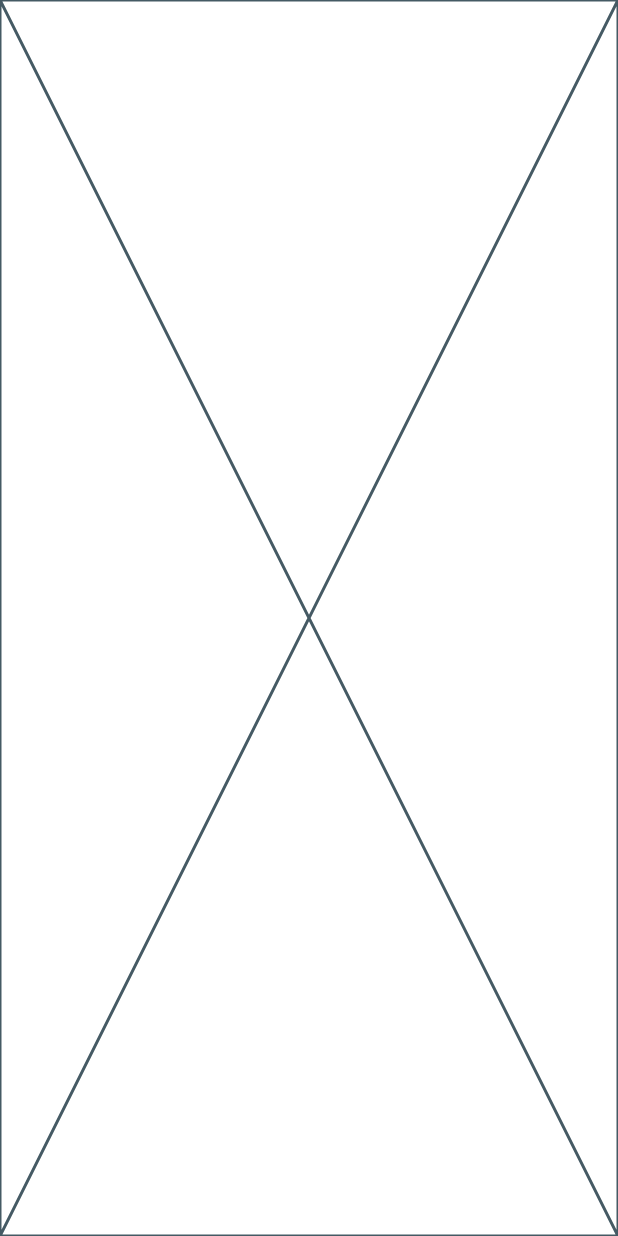
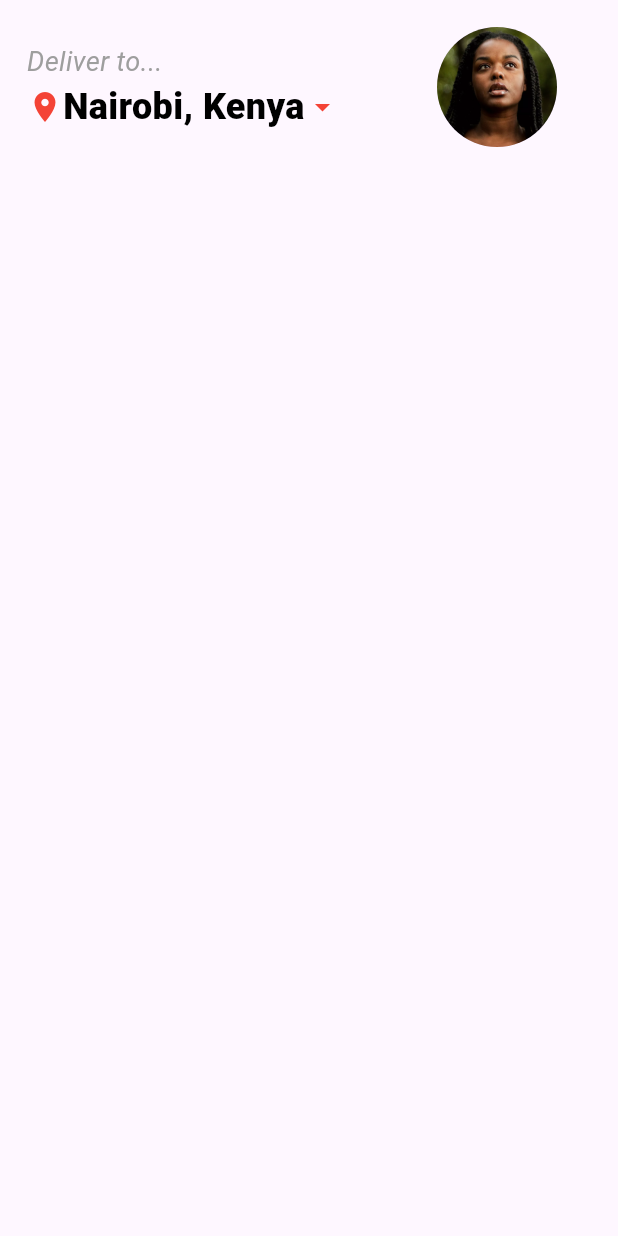
Before and after one commit to JENIPHER254/SleekDesignsFlutter, a Flutter app: the screen it shows after launch, after a tap on "Get Started ...", on a phone screen of 412 x 824 dp. Run offline on Flutter 3.47's test engine with Material 3 defaults, Android fonts, the phone set to English and light mode, and no system bars.

Commit message:
header section

```diff
--- a/pizza_pal/lib/screens/home_screen/home_screen.dart
+++ b/pizza_pal/lib/screens/home_screen/home_screen.dart
@@ -1,10 +1,56 @@
 import 'package:flutter/material.dart';
+import 'package:pizza_pal/widgets/italic_text/italic_text.dart';
+import 'package:pizza_pal/widgets/large_text/large_text.dart';
 
 class HomeScreen extends StatelessWidget {
   const HomeScreen({super.key});
 
   @override
   Widget build(BuildContext context) {
-    return const Placeholder();
+    return Scaffold(
+        body: SafeArea(
+      child: Padding(
+        padding: const EdgeInsets.all(18.0),
+        child: SingleChildScrollView(
+          child: Column(
+            children: [
+              Row(
+                children: [
+                  Expanded(
+                    flex: 4,
+                    child: Column(
+                      crossAxisAlignment: CrossAxisAlignment.start,
+                      children: [
+                        italic_text("Deliver to..."),
+                        Row(
+                          children: [
+                            Icon(
+                              Icons.location_on,
+                              color: Colors.red,
+                            ),
+                            large_text("Nairobi, Kenya"),
+                            Icon(
+                              Icons.arrow_drop_down,
+                              color: Colors.red,
+                            ),
+                          ],
+                        )
+                      ],
+                    ),
+                  ),
+                  Expanded(
+                    flex: 2,
+                    child: CircleAvatar(
+                      radius: 40,
+                      backgroundImage: AssetImage('assets/images/ppl2.jpg'),
+                    ),
+                  )
+                ],
+              ),
+            ],
+          ),
+        ),
+      ),
+    ));
   }
 }
```
